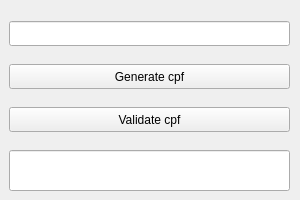
leo123nunes/python-pyqt5-qtdesigner_cpfgeneratorvalidator, file qt_designer/visual_interface.ui: the form before one commit.
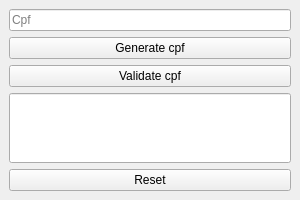
The form after the commit.

The edit to the form file:
```diff
--- a/qt_designer/visual_interface.ui
+++ b/qt_designer/visual_interface.ui
@@ -10,44 +10,38 @@
     <height>200</height>
    </rect>
   </property>
+  <property name="sizePolicy">
+   <sizepolicy hsizetype="Fixed" vsizetype="Fixed">
+    <horstretch>0</horstretch>
+    <verstretch>0</verstretch>
+   </sizepolicy>
+  </property>
   <property name="windowTitle">
    <string>MainWindow</string>
   </property>
   <widget class="QWidget" name="centralwidget">
+   <layout class="QGridLayout" name="gridLayout">
+    <item row="0" column="0">
    <widget class="QLineEdit" name="linedit_cpf">
-    <property name="geometry">
-     <rect>
-      <x>9</x>
-      <y>21</y>
-      <width>281</width>
-      <height>25</height>
-     </rect>
-    </property>
-   </widget>
+      <property name="maxLength">
+       <number>14</number>
+      </property>
+      <property name="placeholderText">
+       <string notr="true">Cpf</string>
+      </property>
+     </widget>
+    </item>
+    <item row="1" column="0">
    <widget class="QPushButton" name="btn_generate_cpf">
-    <property name="geometry">
-     <rect>
-      <x>9</x>
-      <y>64</y>
-      <width>281</width>
-      <height>25</height>
-     </rect>
-    </property>
     <property name="text">
      <string>Generate cpf</string>
     </property>
    </widget>
+    </item>
+    <item row="2" column="0">
    <widget class="QPushButton" name="btn_validate_cpf">
-    <property name="geometry">
-     <rect>
-      <x>9</x>
-      <y>107</y>
-      <width>281</width>
-      <height>25</height>
-     </rect>
-    </property>
     <property name="sizePolicy">
-     <sizepolicy hsizetype="Fixed" vsizetype="Fixed">
+       <sizepolicy hsizetype="Expanding" vsizetype="Fixed">
       <horstretch>0</horstretch>
       <verstretch>0</verstretch>
      </sizepolicy>
@@ -56,16 +50,28 @@
      <string>Validate cpf</string>
     </property>
    </widget>
+    </item>
+    <item row="3" column="0">
    <widget class="QLineEdit" name="linedit_display">
-    <property name="geometry">
-     <rect>
-      <x>9</x>
-      <y>150</y>
-      <width>281</width>
-      <height>41</height>
-     </rect>
-    </property>
-   </widget>
+      <property name="enabled">
+       <bool>true</bool>
+      </property>
+      <property name="sizePolicy">
+       <sizepolicy hsizetype="Expanding" vsizetype="Expanding">
+        <horstretch>0</horstretch>
+        <verstretch>0</verstretch>
+       </sizepolicy>
+      </property>
+     </widget>
+    </item>
+    <item row="4" column="0">
+     <widget class="QPushButton" name="btn_reset">
+      <property name="text">
+       <string>Reset</string>
+      </property>
+     </widget>
+    </item>
+   </layout>
   </widget>
  </widget>
  <resources/>
```
Lines whose indentation alone changed are shown as unchanged.
